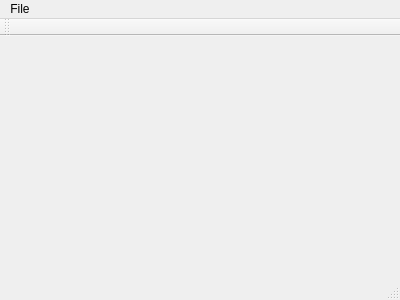
Old version of the form mainwindow.ui in the repository Chia-ChunHsu/Printer.
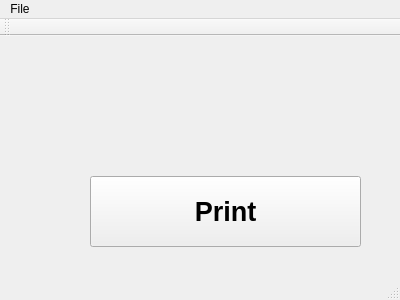
New version of the form.

What changed in the file:
```diff
--- a/mainwindow.ui
+++ b/mainwindow.ui
@@ -13,7 +13,28 @@
   <property name="windowTitle">
    <string>MainWindow</string>
   </property>
-  <widget class="QWidget" name="centralWidget"/>
+  <widget class="QWidget" name="centralWidget">
+   <widget class="QPushButton" name="pushButton">
+    <property name="geometry">
+     <rect>
+      <x>90</x>
+      <y>140</y>
+      <width>271</width>
+      <height>71</height>
+     </rect>
+    </property>
+    <property name="font">
+     <font>
+      <pointsize>20</pointsize>
+      <weight>75</weight>
+      <bold>true</bold>
+     </font>
+    </property>
+    <property name="text">
+     <string>Print</string>
+    </property>
+   </widget>
+  </widget>
   <widget class="QMenuBar" name="menuBar">
    <property name="geometry">
     <rect>
```
Left out of the diff: 2 changed lines with no effect on the pictures.
